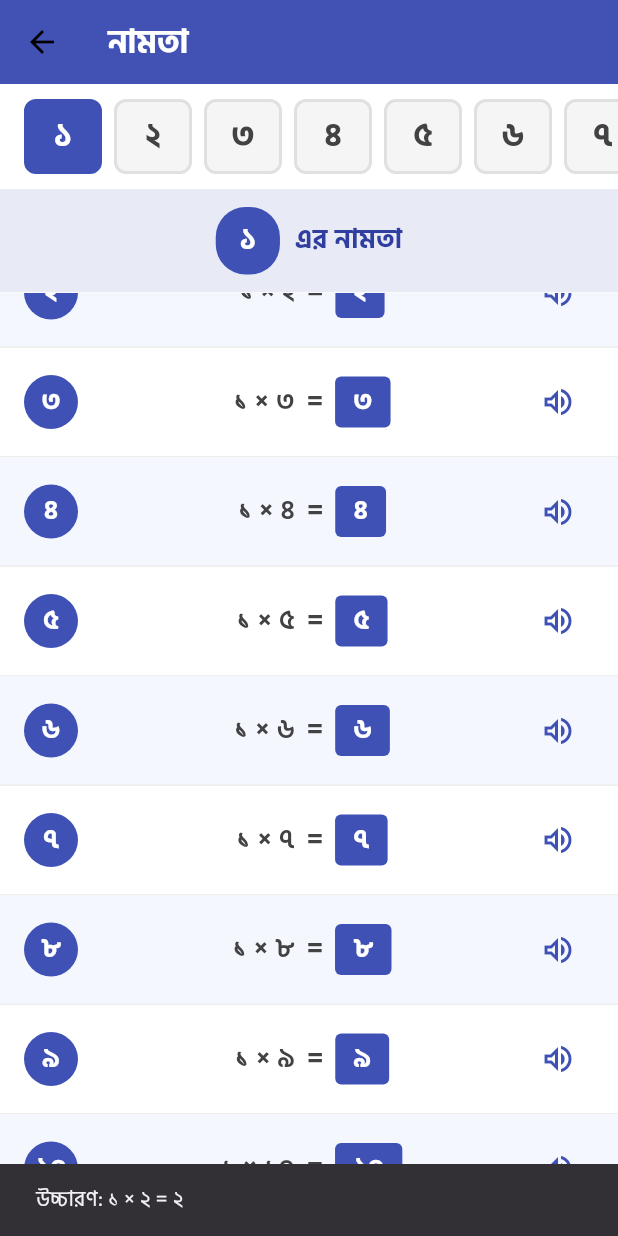
After one commit to sohrab09/awwao, a Flutter app: the BanglaNamtaScreen screen opened directly, scrolled down 117 dp, after a tap on the "volume up" icon, on a phone screen of 412 x 824 dp. The commit adds this screen. Run offline on Flutter 3.47's test engine with Material 3 defaults, Android fonts, the phone set to English and light mode, and no system bars; our stand-ins replace firebase_auth, firebase_core, font_awesome_flutter, shared_preferences; accounts and stored records are empty.

Commit message:
Add a new screen for namta.

```diff
--- a/lib/data/learning_content.dart
+++ b/lib/data/learning_content.dart
@@ -288,13 +288,13 @@ class BanglaLearningData {
 
   // বাংলা সপ্তাহের নাম (Days of the Week)
   static final List<Map<String, String>> weekDays = [
+    {'day': 'শুক্রবার', 'english': 'Friday'},
+    {'day': 'শনিবার', 'english': 'Saturday'},
     {'day': 'রবিবার', 'english': 'Sunday'},
     {'day': 'সোমবার', 'english': 'Monday'},
     {'day': 'মঙ্গলবার', 'english': 'Tuesday'},
     {'day': 'বুধবার', 'english': 'Wednesday'},
     {'day': 'বৃহস্পতিবার', 'english': 'Thursday'},
-    {'day': 'শুক্রবার', 'english': 'Friday'},
-    {'day': 'শনিবার', 'english': 'Saturday'},
   ];
 
   // বাংলা মাসের নাম (Months)
--- /dev/null
+++ b/lib/othersscreen/bangla_month.dart
@@ -0,0 +1,22 @@
+import 'package:flutter/material.dart';
+
+class BanglaMonth extends StatelessWidget {
+  const BanglaMonth({super.key});
+
+  @override
+  Widget build(BuildContext context) {
+    return Scaffold(
+      appBar: AppBar(
+        title: const Text('মাস'),
+        backgroundColor: const Color(0xFFEC1D8F),
+      ),
+      body: Center(
+        child: Text(
+          'মাস শেখার জন্য এখানে কন্টেন্ট যোগ করুন।',
+          style: Theme.of(context).textTheme.titleMedium,
+          textAlign: TextAlign.center,
+        ),
+      ),
+    );
+  }
+}
--- /dev/null
+++ b/lib/othersscreen/bangla_namta.dart
@@ -0,0 +1,312 @@
+import 'package:flutter/material.dart';
+import 'package:awwao/data/learning_content.dart';
+
+class BanglaNamtaScreen extends StatefulWidget {
+  const BanglaNamtaScreen({super.key});
+
+  @override
+  State<BanglaNamtaScreen> createState() => _BanglaNamtaScreenState();
+}
+
+class _BanglaNamtaScreenState extends State<BanglaNamtaScreen>
+    with TickerProviderStateMixin {
+  final data = BanglaLearningData.namta;
+
+  int _selectedNumber = 1;
+  late AnimationController _transitionController;
+
+  @override
+  void initState() {
+    super.initState();
+    _transitionController = AnimationController(
+      duration: const Duration(milliseconds: 300),
+      vsync: this,
+    );
+
+    _transitionController.forward();
+  }
+
+  @override
+  void dispose() {
+    _transitionController.dispose();
+    super.dispose();
+  }
+
+  void _selectNumber(int number) {
+    setState(() {
+      _selectedNumber = number;
+      _transitionController.reset();
+      _transitionController.forward();
+    });
+  }
+
+  @override
+  Widget build(BuildContext context) {
+    return Scaffold(
+      appBar: AppBar(
+        leading: IconButton(
+          icon: const Icon(Icons.arrow_back),
+          color: const Color.fromARGB(255, 0, 0, 0),
+          onPressed: () => Navigator.pop(context),
+        ),
+        title: const Text(
+          'নামতা',
+          style: TextStyle(
+            fontWeight: FontWeight.bold,
+            color: Colors.white,
+            fontSize: 22,
+          ),
+        ),
+        // centerTitle: true,
+        backgroundColor: const Color(0xFF3F51B5),
+        elevation: 2,
+      ),
+      body: Column(
+        children: [
+          _buildNumberSelector(),
+          _buildTableHeader(),
+          _buildNamtaTable(),
+        ],
+      ),
+    );
+  }
+
+  Widget _buildNumberSelector() {
+    return Container(
+      height: 70,
+      decoration: BoxDecoration(
+        color: Colors.white,
+        boxShadow: [
+          BoxShadow(
+            color: Colors.black.withOpacity(0.05),
+            blurRadius: 4,
+            offset: const Offset(0, 2),
+          ),
+        ],
+      ),
+      child: ListView.builder(
+        scrollDirection: Axis.horizontal,
+        padding: const EdgeInsets.symmetric(horizontal: 12, vertical: 10),
+        itemCount: 10,
+        itemBuilder: (context, index) {
+          final number = index + 1;
+          final isSelected = _selectedNumber == number;
+
+          return Padding(
+            padding: const EdgeInsets.symmetric(horizontal: 4),
+            child: Material(
+              color: Colors.transparent,
+              child: InkWell(
+                onTap: () => _selectNumber(number),
+                borderRadius: BorderRadius.circular(8),
+                child: Container(
+                  width: 52,
+                  decoration: BoxDecoration(
+                    color:
+                        isSelected
+                            ? const Color(0xFF3F51B5)
+                            : const Color(0xFFF5F5F5),
+                    borderRadius: BorderRadius.circular(8),
+                    border: Border.all(
+                      color:
+                          isSelected
+                              ? const Color(0xFF3F51B5)
+                              : const Color(0xFFE0E0E0),
+                      width: 2,
+                    ),
+                  ),
+                  child: Center(
+                    child: Text(
+                      _getBanglaNumber(number),
+                      style: TextStyle(
+                        fontSize: 22,
+                        fontWeight: FontWeight.bold,
+                        color:
+                            isSelected ? Colors.white : const Color(0xFF424242),
+                      ),
+                    ),
+                  ),
+                ),
+              ),
+            ),
+          );
+        },
+      ),
+    );
+  }
+
+  String _getBanglaNumber(int number) {
+    Map<int, String> banglaDigits = {
+      1: '১',
+      2: '২',
+      3: '৩',
+      4: '৪',
+      5: '৫',
+      6: '৬',
+      7: '৭',
+      8: '৮',
+      9: '৯',
+      10: '১০',
+    };
+
+    return banglaDigits[number]!;
+  }
+
+  Widget _buildTableHeader() {
+    return Container(
+      padding: const EdgeInsets.symmetric(vertical: 12),
+      color: const Color(0xFFE8EAF6),
+      child: Row(
+        mainAxisAlignment: MainAxisAlignment.center,
+        children: [
+          Container(
+            padding: const EdgeInsets.symmetric(horizontal: 16, vertical: 8),
+            decoration: BoxDecoration(
+              color: const Color(0xFF3F51B5),
+              borderRadius: BorderRadius.circular(20),
+            ),
+            child: Text(
+              _getBanglaNumber(_selectedNumber),
+              style: const TextStyle(
+                fontSize: 20,
+                fontWeight: FontWeight.bold,
+                color: Colors.white,
+              ),
+            ),
+          ),
+          const SizedBox(width: 10),
+          const Text(
+            'এর নামতা',
+            style: TextStyle(
+              fontSize: 18,
+              fontWeight: FontWeight.bold,
+              color: Color(0xFF303F9F),
+            ),
+          ),
+        ],
+      ),
+    );
+  }
+
+  Widget _buildNamtaTable() {
+    final namtaItems = data[_selectedNumber]!;
+
+    return Expanded(
+      child: FadeTransition(
+        opacity: _transitionController,
+        child: Container(
+          color: Colors.white,
+          child: ListView.builder(
+            padding: const EdgeInsets.symmetric(vertical: 8),
+            itemCount: namtaItems.length,
+            itemBuilder: (context, index) {
+              return _buildNamtaRow(namtaItems[index], index);
+            },
+          ),
+        ),
+      ),
+    );
+  }
+
+  Widget _buildNamtaRow(String item, int index) {
+    // Parse the multiplication string to get parts
+    final parts = item.split('=');
+    final equation = parts[0].trim();
+    final result = parts[1].trim();
+
+    return Container(
+      decoration: BoxDecoration(
+        color: index % 2 == 0 ? Colors.white : const Color(0xFFF5F7FF),
+        border: const Border(
+          bottom: BorderSide(color: Color(0xFFEEEEEE), width: 1),
+        ),
+      ),
+      padding: const EdgeInsets.symmetric(vertical: 12, horizontal: 16),
+      child: Row(
+        children: [
+          // Row number
+          Container(
+            width: 36,
+            height: 36,
+            decoration: BoxDecoration(
+              color: const Color(0xFF3F51B5),
+              borderRadius: BorderRadius.circular(18),
+            ),
+            child: Center(
+              child: Text(
+                _getBanglaNumber(index + 1),
+                style: const TextStyle(
+                  fontSize: 18,
+                  fontWeight: FontWeight.bold,
+                  color: Colors.white,
+                ),
+              ),
+            ),
+          ),
+          const SizedBox(width: 16),
+
+          // Equation
+          Expanded(
+            child: Row(
+              mainAxisAlignment: MainAxisAlignment.center,
+              children: [
+                Text(
+                  equation,
+                  style: const TextStyle(
+                    fontSize: 18,
+                    fontWeight: FontWeight.w600,
+                    color: Color(0xFF424242),
+                  ),
+                ),
+                const SizedBox(width: 8),
+                const Text(
+                  '=',
+                  style: TextStyle(
+                    fontSize: 18,
+                    fontWeight: FontWeight.bold,
+                    color: Color(0xFF424242),
+                  ),
+                ),
+                const SizedBox(width: 8),
+
+                // Result
+                Container(
+                  padding: const EdgeInsets.symmetric(
+                    horizontal: 12,
+                    vertical: 4,
+                  ),
+                  decoration: BoxDecoration(
+                    color: const Color(0xFF3F51B5),
+                    borderRadius: BorderRadius.circular(4),
+                  ),
+                  child: Text(
+                    result,
+                    style: const TextStyle(
+                      fontSize: 18,
+                      fontWeight: FontWeight.bold,
+                      color: Colors.white,
+                    ),
+                  ),
+                ),
+              ],
+            ),
+          ),
+
+          // Audio button
+          IconButton(
+            icon: const Icon(
+              Icons.volume_up_outlined,
+              color: Color(0xFF3F51B5),
+            ),
+            onPressed: () {
+              // Audio feature for pronunciation
+              ScaffoldMessenger.of(
+                context,
+              ).showSnackBar(SnackBar(content: Text('উচ্চারণ: $item')));
+            },
+          ),
+        ],
+      ),
+    );
+  }
+}
--- /dev/null
+++ b/lib/othersscreen/bangla_poem.dart
@@ -0,0 +1,22 @@
+import 'package:flutter/material.dart';
+
+class BanglaPoem extends StatelessWidget {
+  const BanglaPoem({super.key});
+
+  @override
+  Widget build(BuildContext context) {
+    return Scaffold(
+      appBar: AppBar(
+        title: const Text('কবিতা'),
+        backgroundColor: const Color(0xFF795548),
+      ),
+      body: Center(
+        child: Text(
+          'কবিতা শেখার জন্য এখানে কন্টেন্ট যোগ করুন।',
+          style: Theme.of(context).textTheme.titleMedium,
+          textAlign: TextAlign.center,
+        ),
+      ),
+    );
+  }
+}
--- a/lib/othersscreen/bangla_screen.dart
+++ b/lib/othersscreen/bangla_screen.dart
@@ -1,4 +1,9 @@
+import 'package:awwao/othersscreen/bangla_month.dart';
+import 'package:awwao/othersscreen/bangla_namta.dart';
 import 'package:awwao/othersscreen/bangla_number.dart';
+import 'package:awwao/othersscreen/bangla_poem.dart';
+import 'package:awwao/othersscreen/bangla_season.dart';
+import 'package:awwao/othersscreen/bangla_week.dart';
 import 'package:awwao/othersscreen/banjonborno_screen.dart';
 import 'package:awwao/othersscreen/shorborno_screen.dart';
 import 'package:flutter/material.dart';
@@ -82,45 +87,37 @@ class _BanglaScreenState extends State<BanglaScreen> {
                       title: 'নামতা',
                       subtitle: '১ থেকে ১০',
                       icon: 'assets/icons/multiplication.png',
-                      bgColor: const Color(0xFFFF9800),
-                      onTap: () => _navigateTo(context, const NamtaScreen()),
+                      bgColor: const Color(0xFF3F51B5),
+                      onTap:
+                          () => _navigateTo(context, const BanglaNamtaScreen()),
                     ),
                     _buildCategoryCard(
                       title: 'সপ্তাহ',
                       subtitle: 'বাংলা ৭ দিনের নাম',
                       icon: 'assets/icons/weeks.png',
                       bgColor: const Color(0xFF9C27B0),
-                      onTap:
-                          () => _navigateTo(context, const DaysMonthsScreen()),
+                      onTap: () => _navigateTo(context, const BanglaWeek()),
                     ),
                     _buildCategoryCard(
                       title: 'মাস',
                       subtitle: 'বাংলা ১২ মাসের নাম',
                       icon: 'assets/icons/months.png',
                       bgColor: const Color(0xFFEC1D8F),
-                      onTap:
-                          () => _navigateTo(context, const DaysMonthsScreen()),
+                      onTap: () => _navigateTo(context, const BanglaMonth()),
                     ),
                     _buildCategoryCard(
                       title: 'ঋতু',
                       subtitle: '৬ ঋতু',
                       icon: 'assets/icons/seasons.png',
                       bgColor: const Color(0xFF00BCD4),
-                      onTap: () => _navigateTo(context, const SeasonsScreen()),
+                      onTap: () => _navigateTo(context, const BanglaSeason()),
                     ),
                     _buildCategoryCard(
                       title: 'কবিতা',
                       subtitle: '১০টি ছোট কবিতা',
                       icon: 'assets/icons/poem.png',
                       bgColor: const Color(0xFF795548),
-                      onTap: () {
-                        ScaffoldMessenger.of(context).showSnackBar(
-                          const SnackBar(
-                            content: Text('কবিতা পাতা খোলা হচ্ছে!'),
-                            duration: Duration(seconds: 1),
-                          ),
-                        );
-                      },
+                      onTap: () => _navigateTo(context, const BanglaPoem()),
                     ),
                   ],
                 ),
--- /dev/null
+++ b/lib/othersscreen/bangla_season.dart
@@ -0,0 +1,22 @@
+import 'package:flutter/material.dart';
+
+class BanglaSeason extends StatelessWidget {
+  const BanglaSeason({super.key});
+
+  @override
+  Widget build(BuildContext context) {
+    return Scaffold(
+      appBar: AppBar(
+        title: const Text('ঋতু'),
+        backgroundColor: const Color(0xFF00BCD4),
+      ),
+      body: Center(
+        child: Text(
+          'ঋতু শেখার জন্য এখানে কন্টেন্ট যোগ করুন।',
+          style: Theme.of(context).textTheme.titleMedium,
+          textAlign: TextAlign.center,
+        ),
+      ),
+    );
+  }
+}
--- /dev/null
+++ b/lib/othersscreen/bangla_week.dart
@@ -0,0 +1,22 @@
+import 'package:flutter/material.dart';
+
+class BanglaWeek extends StatelessWidget {
+  const BanglaWeek({super.key});
+
+  @override
+  Widget build(BuildContext context) {
+    return Scaffold(
+      appBar: AppBar(
+        title: const Text('সপ্তাহ'),
+        backgroundColor: const Color(0xFF9C27B0),
+      ),
+      body: Center(
+        child: Text(
+          'সপ্তাহ শেখার জন্য এখানে কন্টেন্ট যোগ করুন।',
+          style: Theme.of(context).textTheme.titleMedium,
+          textAlign: TextAlign.center,
+        ),
+      ),
+    );
+  }
+}
```
